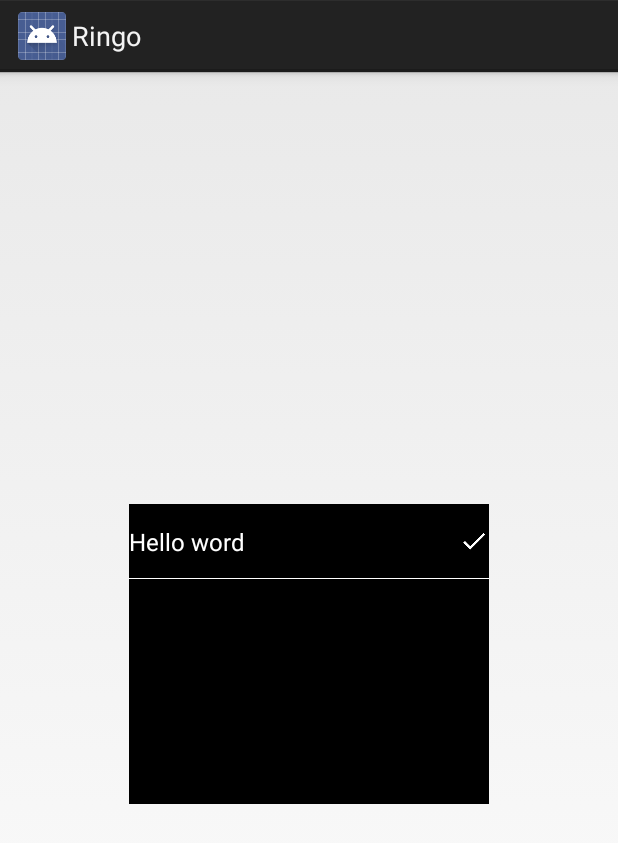
After one commit to GaoMjun/Ringo-Android, an Android app: the layout text.xml on its own in the app's theme, with its tools: preview values and no code run, on a phone screen of 412 x 824 dp. The commit adds this screen. Shown: the top 843 px of the screen. Run offline under Robolectric (Android 15) with nearby library versions, the phone set to English and light mode, and no system bars.

Commit message:
Bluetooth List

```diff
--- a/app/build.gradle
+++ b/app/build.gradle
@@ -27,4 +27,5 @@ dependencies {
     testCompile 'junit:junit:4.12'
     compile project(':cvcamera')
     compile project(':cmttracker')
+    compile 'com.android.support:recyclerview-v7:25.0.1'
 }
--- /dev/null
+++ b/app/src/main/res/layout/text.xml
@@ -0,0 +1,46 @@
+<?xml version="1.0" encoding="utf-8"?>
+<LinearLayout xmlns:android="http://schemas.android.com/apk/res/android"
+    android:orientation="vertical" android:layout_width="match_parent"
+    android:layout_height="match_parent"
+    android:gravity="center">
+
+    <RelativeLayout
+        android:layout_width="240dp"
+        android:layout_height="200dp"
+        android:background="@color/black">
+
+        <RelativeLayout
+            android:layout_width="match_parent"
+            android:layout_height="50dp"
+            android:id="@+id/bluetooth_devices_list_cell">
+
+            <TextView
+                android:id="@+id/bluetooth_device_name"
+                android:layout_width="match_parent"
+                android:layout_height="match_parent"
+                android:gravity="center_vertical"
+                android:text="Hello word"
+                android:textSize="16sp"
+                android:textColor="@color/white"
+                android:layout_toStartOf="@+id/imageView"/>
+
+            <ImageView
+                android:layout_width="20dp"
+                android:layout_height="20dp"
+                android:layout_centerVertical="true"
+                android:layout_alignParentRight="true"
+                android:id="@+id/imageView"
+                android:tint="@color/white"
+                android:src="@drawable/bluetooth_device_connected_image"/>
+
+            <View
+                android:layout_width="match_parent"
+                android:layout_height="0.5dp"
+                android:background="@color/white"
+                android:layout_alignParentBottom="true"/>
+
+        </RelativeLayout>
+
+    </RelativeLayout>
+
+</LinearLayout>
--- a/app/src/main/res/values/colors.xml
+++ b/app/src/main/res/values/colors.xml
@@ -4,4 +4,7 @@
     <color name="colorPrimaryDark">#303F9F</color>
     <color name="colorAccent">#FF4081</color>
     <color name="green">#ff00ff00</color>
+    <color name="bluetoothListBackground">#66000000</color>
+    <color name="black">#ff000000</color>
+    <color name="white">#ffffffff</color>
 </resources>
--- a/app/src/main/res/values/strings.xml
+++ b/app/src/main/res/values/strings.xml
@@ -1,3 +1,4 @@
 <resources>
     <string name="app_name">Ringo</string>
+    <string name="Bluetooth">Bluetooth</string>
 </resources>
```
Also changed, not shown: app/src/main/java/io/github/gaomjun/ringo/BluetoothDevicesList/Adapter/BluetoothDevicesListAdapter.java (added, +91 -0 lines), app/src/main/java/io/github/gaomjun/ringo/BluetoothDevicesList/DataSource/BluetoothDevicesListCell.java (added, +26 -0 lines), app/src/main/java/io/github/gaomjun/ringo/BluetoothDevicesList/DataSource/BluetoothDevicesListDataSource.java (added, +36 -0 lines), app/src/main/java/io/github/gaomjun/ringo/MainActivity.java (+63 -0 lines), app/src/main/res/layout/activity_main.xml (+44 -0 lines), app/src/main/res/layout/bluetooth_devices_list_cell.xml (added, +35 -0 lines), app/src/main/res/drawable-xxhdpi/bluetooth_device_connected_image.png (added), app/src/main/res/drawable-xxhdpi/bluetooth_devices_list_close.png (added).
